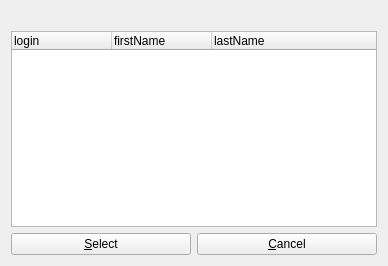
Old version of the form client/forms/user_select.ui in the repository Wolframe/wolfzilla.
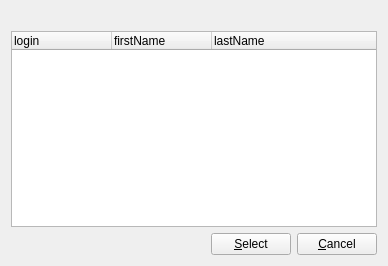
New version of the form. Icons and pictures are not drawn.

Commit message: wrong way of handling components.. must be a tab (modal in modal dialogs dont work!)

Diff of the .ui file:
```diff
--- a/client/forms/user_select.ui
+++ b/client/forms/user_select.ui
@@ -23,6 +23,19 @@
   <layout class="QGridLayout" name="gridLayout">
    <item row="3" column="0">
     <layout class="QHBoxLayout" name="horizontalLayout">
+     <item>
+      <spacer name="horizontalSpacer">
+       <property name="orientation">
+        <enum>Qt::Horizontal</enum>
+       </property>
+       <property name="sizeHint" stdset="0">
+        <size>
+         <width>40</width>
+         <height>20</height>
+        </size>
+       </property>
+      </spacer>
+     </item>
      <item>
       <widget class="QPushButton" name="select">
        <property name="text">
```
The commit also changes 5 other files.
